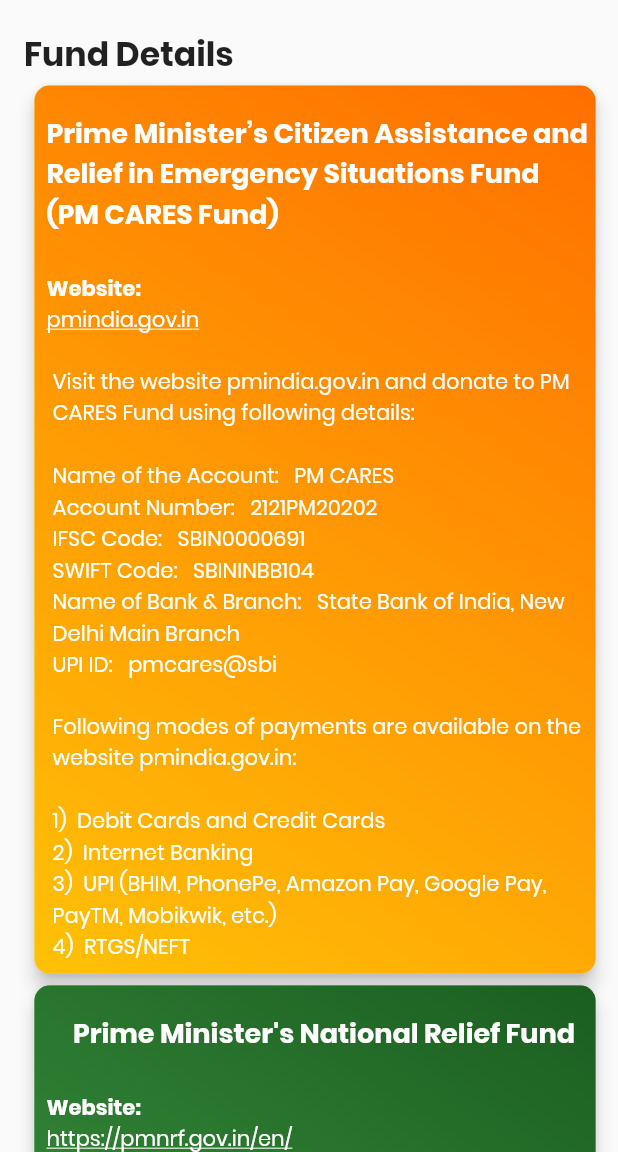
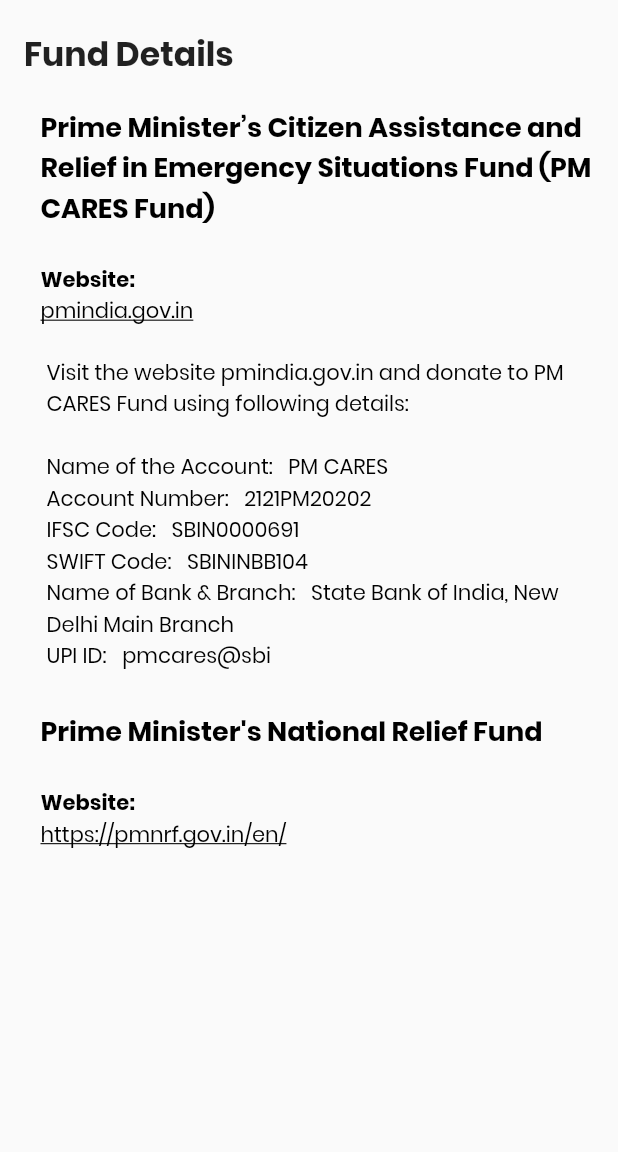
Before and after one commit to Siddharth-14/covid_19, a Flutter app: the Donation screen opened directly, on a phone screen of 412 x 824 dp, the part 84-1236 px from its top. Run offline on Flutter 3.47's test engine with Material 2 defaults, Android fonts, the phone set to English and light mode, and no system bars; our stand-ins replace get_it; network calls fail.

Commit message:
Updated Donations

```diff
--- a/lib/donation.dart
+++ b/lib/donation.dart
@@ -50,24 +50,9 @@ class Donation extends StatelessWidget {
                     child: Center(
                       child: SizedBox(
                         width: 390.0,
-                        height: 600.0,
                         child: Padding(
                           padding: const EdgeInsets.only(left: 8.0),
-                          child: new Card(
-                            shape: RoundedRectangleBorder(
-                                borderRadius: BorderRadius.circular(10)),
-                            elevation: 5,
-                            color: Colors.yellow,
                           child: Container(
-                              decoration: BoxDecoration(
-                                  borderRadius: BorderRadius.circular(10),
-                                  gradient: LinearGradient(
-                                      begin: Alignment.topRight,
-                                      end: Alignment.bottomLeft,
-                                      colors: [
-                                        Colors.amber[900],
-                                        Colors.amber
-                                      ])),
                             child: Column(
                               children: <Widget>[
                                 Column(
@@ -82,11 +67,11 @@ class Donation extends StatelessWidget {
                                           padding: const EdgeInsets.fromLTRB(
                                               8.0, 18.0, 0.0, 8.0),
                                           child: Align(
-                                              alignment: Alignment.centerLeft,
+                                            alignment: Alignment.topLeft,
                                             child: Text(
                                               "Prime Minister’s Citizen Assistance and Relief in Emergency Situations Fund (PM CARES Fund)",
                                               style: TextStyle(
-                                                    color: Colors.white,
+                                                  color: Colors.black,
                                                   fontSize: 18.0,
                                                   fontWeight: FontWeight.bold,
                                                   fontFamily: 'Poppins'),
@@ -95,13 +80,13 @@ class Donation extends StatelessWidget {
                                         ),
                                         Padding(
                                           padding: const EdgeInsets.fromLTRB(
-                                                8.0, 18.0, 0.0, 0.0),
+                                              8.0, 16.0, 0.0, 0.0),
                                           child: Align(
-                                              alignment: Alignment.centerLeft,
+                                            alignment: Alignment.topLeft,
                                             child: Text(
                                               "Website:",
                                               style: TextStyle(
-                                                    color: Colors.white,
+                                                  color: Colors.black,
                                                   fontSize: 14.0,
                                                   fontWeight: FontWeight.bold,
                                                   fontFamily: 'Poppins'),
@@ -116,7 +101,7 @@ class Donation extends StatelessWidget {
                                             child: Text(
                                               "pmindia.gov.in",
                                               style: TextStyle(
-                                                    color: Colors.white,
+                                                  color: Colors.black,
                                                   fontSize: 14.0,
                                                   decoration: TextDecoration
                                                       .underline,
@@ -128,11 +113,11 @@ class Donation extends StatelessWidget {
                                           padding: const EdgeInsets.fromLTRB(
                                               12.0, 12.0, 0.0, 8.0),
                                           child: Align(
-                                              alignment: Alignment.centerLeft,
+                                            alignment: Alignment.topLeft,
                                             child: Text(
                                               "Visit the website pmindia.gov.in and donate to PM CARES Fund using following details: \n\nName of the Account:   PM CARES \nAccount Number:   2121PM20202 \nIFSC Code:   SBIN0000691 \nSWIFT Code:   SBININBB104 \nName of Bank & Branch:   State Bank of India, New Delhi Main Branch \nUPI ID:   pmcares@sbi",
                                               style: TextStyle(
-                                                    color: Colors.white,
+                                                  color: Colors.black,
                                                   fontSize: 14.0,
                                                   fontFamily: 'Poppins'),
                                             ),
@@ -140,67 +125,13 @@ class Donation extends StatelessWidget {
                                         ),
                                         Padding(
                                           padding: const EdgeInsets.fromLTRB(
-                                                12.0, 12.0, 0.0, 0.0),
+                                              8.0, 18.0, 0.0, 8.0),
                                           child: Align(
-                                              alignment: Alignment.centerLeft,
-                                              child: Text(
-                                                "Following modes of payments are available on the website pmindia.gov.in: \n\n1)  Debit Cards and Credit Cards \n2)  Internet Banking \n3)  UPI (BHIM, PhonePe, Amazon Pay, Google Pay, PayTM, Mobikwik, etc.) \n4)  RTGS/NEFT",
-                                                style: TextStyle(
-                                                    color: Colors.white,
-                                                    fontSize: 14.0,
-                                                    fontFamily: 'Poppins'),
-                                              ),
-                                            ),
-                                          ),
-                                        ],
-                                      ),
-                                    ],
-                                  ),
-                                ],
-                              ),
-                            ),
-                          ),
-                        ),
-                      ),
-                    ),
-                  ),
-                  new Container(
-                    child: SizedBox(
-                      width: 390.0,
-                      height: 600.0,
-                      child: Padding(
-                        padding: const EdgeInsets.only(left: 8.0),
-                        child: new Card(
-                          shape: RoundedRectangleBorder(
-                              borderRadius: BorderRadius.circular(10)),
-                          elevation: 5,
-                          color: Colors.green,
-                          child: Container(
-                            decoration: BoxDecoration(
-                                borderRadius: BorderRadius.circular(10),
-                                gradient: LinearGradient(
-                                    begin: Alignment.topRight,
-                                    end: Alignment.bottomLeft,
-                                    colors: [Colors.green[900], Colors.green])),
-                            child: Column(
-                              children: <Widget>[
-                                Column(
-                                  mainAxisAlignment:
-                                      MainAxisAlignment.spaceBetween,
-                                  children: <Widget>[
-                                    Column(
-                                      crossAxisAlignment:
-                                          CrossAxisAlignment.start,
-                                      children: <Widget>[
-                                        Padding(
-                                          padding: const EdgeInsets.fromLTRB(
-                                              12.0, 18.0, 0.0, 8.0),
-                                          child: Align(
-                                            alignment: Alignment.center,
+                                            alignment: Alignment.topLeft,
                                             child: Text(
                                               "Prime Minister's National Relief Fund",
                                               style: TextStyle(
-                                                  color: Colors.white,
+                                                  color: Colors.black,
                                                   fontSize: 18.0,
                                                   fontWeight: FontWeight.bold,
                                                   fontFamily: 'Poppins'),
@@ -209,13 +140,13 @@ class Donation extends StatelessWidget {
                                         ),
                                         Padding(
                                           padding: const EdgeInsets.fromLTRB(
-                                              8.0, 18.0, 0.0, 0.0),
+                                              8.0, 16.0, 0.0, 0.0),
                                           child: Align(
-                                            alignment: Alignment.centerLeft,
+                                            alignment: Alignment.topLeft,
                                             child: Text(
                                               "Website:",
                                               style: TextStyle(
-                                                  color: Colors.white,
+                                                  color: Colors.black,
                                                   fontSize: 14.0,
                                                   fontWeight: FontWeight.bold,
                                                   fontFamily: 'Poppins'),
@@ -230,24 +161,10 @@ class Donation extends StatelessWidget {
                                             child: Text(
                                               "https://pmnrf.gov.in/en/",
                                               style: TextStyle(
-                                                  color: Colors.white,
+                                                  color: Colors.black,
                                                   fontSize: 14.0,
-                                                  decoration:
-                                                      TextDecoration.underline,
-                                                  fontFamily: 'Poppins'),
-                                            ),
-                                          ),
-                                        ),
-                                        Padding(
-                                          padding: const EdgeInsets.fromLTRB(
-                                              12.0, 12.0, 0.0, 8.0),
-                                          child: Align(
-                                            alignment: Alignment.centerLeft,
-                                            child: Text(
-                                              "Contributions towards PMNRF can be made:- \n\n1)  At Prime Minister's Office, South Block, in cash and through postal order, cheque or demand draft drawn in favour of the Prime Minister's National Relief Fund and through BHIM App/UPI (VPA: pmnrf@centralbank) . \n2)  Contributions can also be sent to Prime Minister's Office, South Block, New Delhi via post/money order from any of the Post Offices, without any charges. \n3)  Contributions can also be made online through the collection banks portals and through portal of PMO i.e. pmindia.gov.in. \n4)  Through cash, cheque or demand draft drawn in favour of the Prime Minister's National Relief Fund deposited with any of the branches of the 26 designated Collection Banks of the PMNRF, mentioning donor details in the challan to be provided by the concerned bank/ branch. \n5)  No charges will be levied by the network providers' viz. American Express, Diners Club International, Master Card, NPCI and VISA on the contributions being made through debit / credit cards.",
-                                              style: TextStyle(
-                                                  color: Colors.white,
-                                                  fontSize: 14.0,
+                                                  decoration: TextDecoration
+                                                      .underline,
                                                   fontFamily: 'Poppins'),
                                             ),
                                           ),
```
Lines whose indentation alone changed are shown as unchanged.
